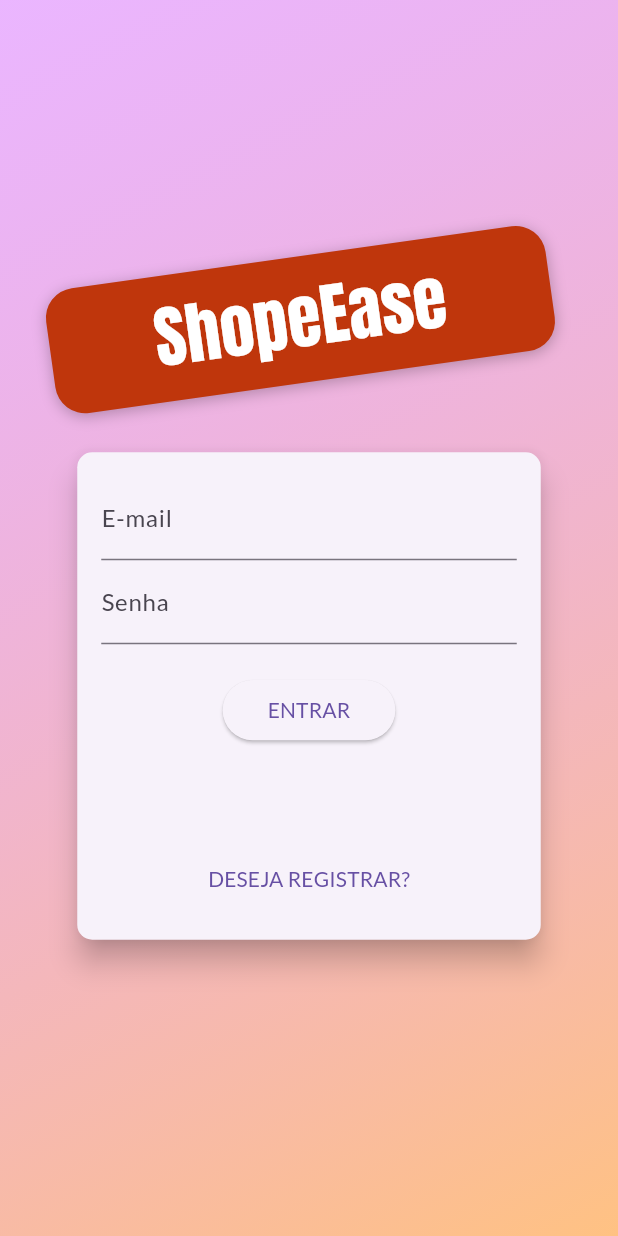
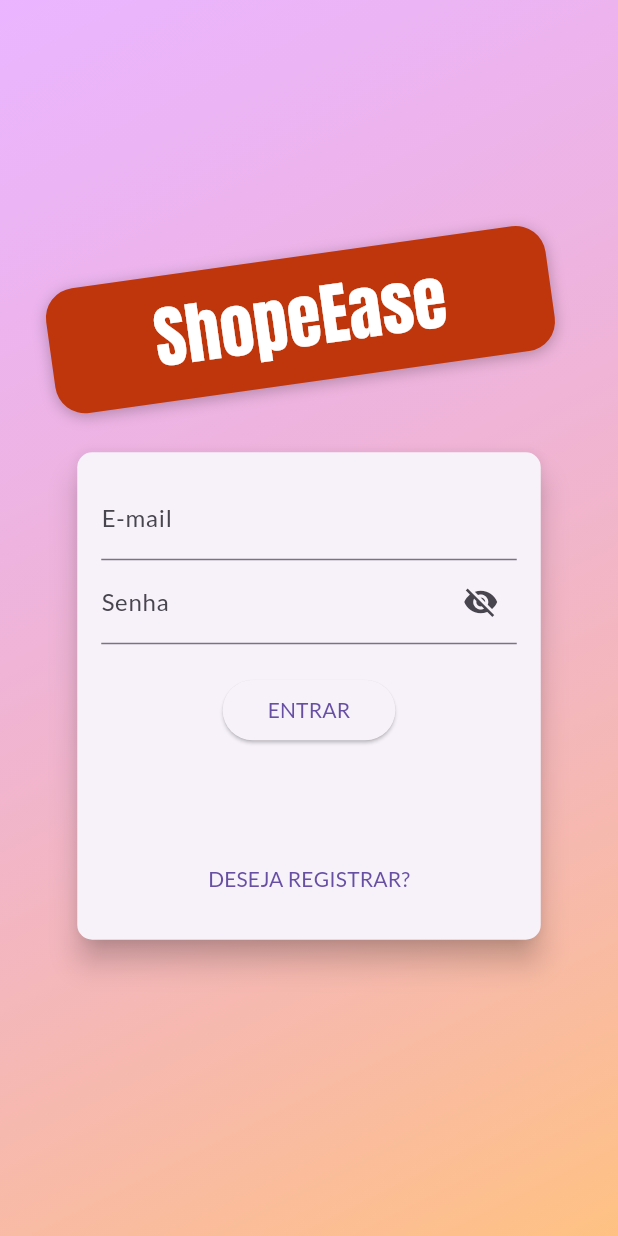
Before and after one commit to absjuniordev/Shop-Easy, a Flutter app: the screen it shows after launch, on a phone screen of 412 x 824 dp. Run offline on Flutter 3.47's test engine with Material 3 defaults, Android fonts, the phone set to English and light mode, and no system bars; our stand-ins replace flutter_animate, page_transition.

Commit message:
Aplicando alternancia no obscuredobscureText

```diff
--- a/lib/components/auth_form.dart
+++ b/lib/components/auth_form.dart
@@ -17,6 +17,7 @@ class _AuthFormState extends State<AuthForm> {
   final _formKey = GlobalKey<FormState>();
   AuthMode _authMode = AuthMode.Login;
   bool _isLoading = false;
+  bool _isObscured = true;
 
   final Map<String, String> _authData = {
     'email': '',
@@ -78,6 +79,12 @@ class _AuthFormState extends State<AuthForm> {
     setState(() => _isLoading = false);
   }
 
+  void _toggleObscurede() {
+    setState(() {
+      _isObscured = !_isObscured;
+    });
+  }
+
   bool _isLogin() => _authMode == AuthMode.Login;
   bool _isSignup() => _authMode == AuthMode.Signup;
   @override
@@ -110,9 +117,19 @@ class _AuthFormState extends State<AuthForm> {
               ),
               TextFormField(
                 controller: _passwordControlle,
-                decoration: const InputDecoration(labelText: 'Senha'),
+                decoration: InputDecoration(
+                  labelText: 'Senha',
+                  suffixIcon: IconButton(
+                    onPressed: () {
+                      _toggleObscurede();
+                    },
+                    icon: Icon(
+                      _isObscured ? Icons.visibility_off : Icons.visibility,
+                    ),
+                  ),
+                ),
                 keyboardType: TextInputType.emailAddress,
-                obscureText: true,
+                obscureText: _isObscured,
                 validator: (_password) {
                   final password = _password ?? '';
                   if (_isLogin()) {
@@ -130,7 +147,7 @@ class _AuthFormState extends State<AuthForm> {
                   decoration:
                       const InputDecoration(labelText: 'Confirme Senha'),
                   keyboardType: TextInputType.emailAddress,
-                  obscureText: true,
+                  obscureText: _isObscured,
                   validator: _isLogin()
                       ? null
                       : (_password) {
@@ -160,7 +177,7 @@ class _AuthFormState extends State<AuthForm> {
                 ),
               const Spacer(),
               TextButton(
-                onPressed: _switchAuthMode,
+                onPressed: _isLoading ? null : _switchAuthMode,
                 child:
                     Text(_isLogin() ? "DESEJA REGISTRAR?" : "JÁ POSSUE CONTA?"),
               )
```
